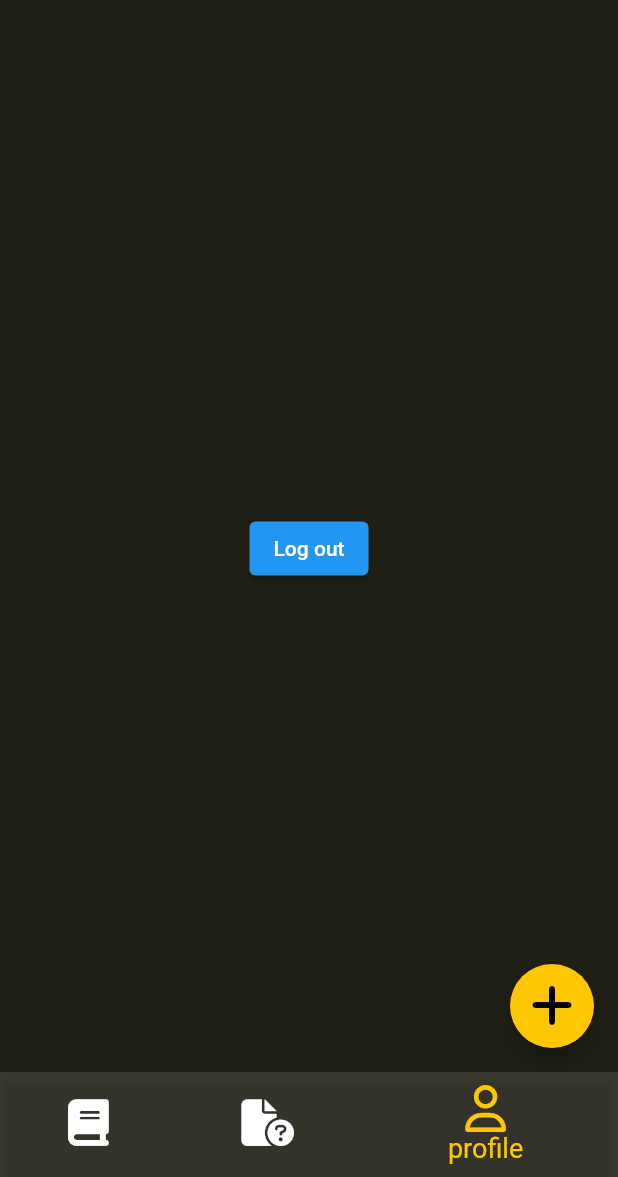
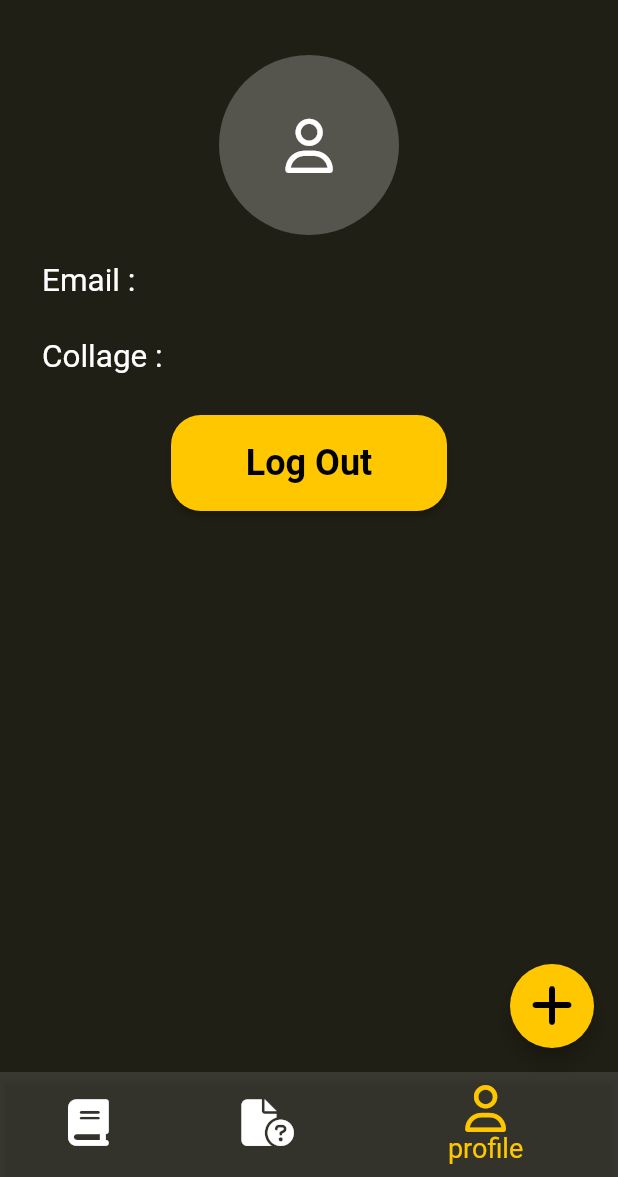
Before and after one commit to Deepak-coder80/ShelfSpot-Frontend, a Flutter app: the StudentHomePage screen opened directly, item 3 of the bottom bar chosen, on a phone screen of 412 x 824 dp, the part 59-1236 px from its top. Run offline on Flutter 3.47's test engine with Material 2 defaults, Android fonts, the phone set to English and light mode, and no system bars; our stand-ins replace email_validator, flutter_dotenv, font_awesome_flutter, jwt_decoder, loading_indicator, shared_preferences; accounts and stored records are empty.

Commit message:
student profile screen building

```diff
--- a/lib/screens/authenticationScreens/studentAuthentication/student_signup_page.dart
+++ b/lib/screens/authenticationScreens/studentAuthentication/student_signup_page.dart
@@ -271,7 +271,7 @@ class _StudentSignUpPageState extends State<StudentSignUpPage> {
                   (String value) => DropdownMenuItem<String>(
                 value: value,
                 child: Text(
-                  value,
+                  value.toUpperCase(),
                   style: const TextStyle(color: Colors.black),
                 ),
               ),
--- /dev/null
+++ b/lib/screens/usersPages/studentPages/student_book_page.dart
@@ -0,0 +1,15 @@
+import 'package:flutter/material.dart';
+
+class StudentBookPage extends StatelessWidget {
+  const StudentBookPage({Key? key}) : super(key: key);
+
+  @override
+  Widget build(BuildContext context) {
+    return const Scaffold(
+      backgroundColor:  Color(0xFF201F15),
+      body: Center(
+        child: Text('book Page')
+      ),
+    );
+  }
+}
--- a/lib/screens/usersPages/studentPages/student_home.dart
+++ b/lib/screens/usersPages/studentPages/student_home.dart
@@ -1,7 +1,8 @@
 import 'package:flutter/material.dart';
-import 'package:shared_preferences/shared_preferences.dart';
-import 'package:shelfspot/screens/authenticationScreens/login_page.dart';
 import 'package:font_awesome_flutter/font_awesome_flutter.dart';
+import 'package:shelfspot/screens/usersPages/studentPages/student_book_page.dart';
+import 'package:shelfspot/screens/usersPages/studentPages/student_profile_page.dart';
+import 'package:shelfspot/screens/usersPages/studentPages/student_qn_paper_page.dart';
 
 class StudentHomePage extends StatefulWidget {
   const StudentHomePage({Key? key}) : super(key: key);
@@ -13,7 +14,15 @@ class StudentHomePage extends StatefulWidget {
 class _StudentHomePageState extends State<StudentHomePage> {
   int _currentIndex = 0;
 
+  final List _pages = const [
+    StudentBookPage(),
+    StudentQnPaperPage(),
+    StudentProfileScreen(),
+  ];
   void onTapBNB(index) {
+    if(index >= _pages.length){
+      return;
+    }
     setState(() {
       _currentIndex = index;
     });
@@ -28,21 +37,7 @@ class _StudentHomePageState extends State<StudentHomePage> {
         elevation: 0,
         title: const Text('Shelf Spot Student'),
       ),
-      body: Center(
-        child: ElevatedButton(
-          onPressed: () async {
-            SharedPreferences pref = await SharedPreferences.getInstance();
-
-            pref.remove("email");
-            pref.remove("collage");
-            pref.remove("isAdmin");
-            // ignore: use_build_context_synchronously
-            Navigator.of(context).pushReplacement(
-                MaterialPageRoute(builder: (context) => const LogInPage()));
-          },
-          child: const Text('Log out'),
-        ),
-      ),
+      body: _pages[_currentIndex],
       bottomNavigationBar: buildBottomNavigationBar(),
       floatingActionButton: FloatingActionButton(
         onPressed: () {},
--- /dev/null
+++ b/lib/screens/usersPages/studentPages/student_profile_page.dart
@@ -0,0 +1,129 @@
+import 'package:flutter/material.dart';
+import 'package:font_awesome_flutter/font_awesome_flutter.dart';
+import 'package:shared_preferences/shared_preferences.dart';
+import 'package:shelfspot/components/buttonComponents/login_button.dart';
+import 'package:shelfspot/screens/authenticationScreens/login_page.dart';
+
+class StudentProfileScreen extends StatefulWidget {
+  const StudentProfileScreen({Key? key}) : super(key: key);
+
+  @override
+  State<StudentProfileScreen> createState() => _StudentProfileScreenState();
+}
+
+class _StudentProfileScreenState extends State<StudentProfileScreen> {
+  String email='';
+  String collage='';
+
+  @override
+  void initState() {
+    getData();
+    super.initState();
+  }
+
+  void getData() async {
+    SharedPreferences pref = await SharedPreferences.getInstance();
+    setState(() {
+      email = pref.getString('email') ?? '';
+      collage = pref.getString('collage') ?? '';
+    });
+  }
+
+  @override
+  Widget build(BuildContext context) {
+    return Scaffold(
+      backgroundColor: const Color(0xFF201F15),
+      body: Center(
+        child: Column(
+          crossAxisAlignment: CrossAxisAlignment.center,
+          children: [
+            const SizedBox(
+              height: 20,
+            ),
+            const CircleAvatar(
+              backgroundColor: Colors.white24,
+              radius: 60,
+              child: Icon(
+                FontAwesomeIcons.user,
+                color: Colors.white,
+                size: 36,
+              ),
+            ),
+            const SizedBox(
+              height: 10,
+            ),
+            ProfileDetails(heading: 'Email : ', content: email),
+            const SizedBox(
+              height: 10,
+            ),
+            ProfileDetails(heading: 'Collage : ', content: collage),
+            const SizedBox(
+              height: 10,
+            ),
+            SizedBox(
+              height: 80,
+              width: 200,
+              child: LoginButton(
+                text: 'Log Out',
+                onPressed: () async {
+                  SharedPreferences pref =
+                      await SharedPreferences.getInstance();
+
+                  pref.remove("email");
+                  pref.remove("collage");
+                  pref.remove("isAdmin");
+                  // ignore: use_build_context_synchronously
+                  Navigator.of(context).pushReplacement(MaterialPageRoute(
+                      builder: (context) => const LogInPage()));
+                },
+              ),
+            ),
+          ],
+        ),
+      ),
+    );
+  }
+}
+
+class ProfileDetails extends StatelessWidget {
+  final String heading;
+  final String content;
+
+  const ProfileDetails({
+    super.key,
+    required this.heading,
+    required this.content,
+  });
+
+  @override
+  Widget build(BuildContext context) {
+    return Padding(
+      padding: const EdgeInsets.all(8.0),
+      child: Row(
+        mainAxisAlignment: MainAxisAlignment.center,
+        children: [
+          const SizedBox(
+            width: 20,
+          ),
+          Text(
+            heading,
+            style: const TextStyle(
+              color: Colors.white,
+              fontSize: 21,
+            ),
+          ),
+          Expanded(
+            child: Text(
+              content,
+              style: const TextStyle(
+                color: Colors.white,
+                fontWeight: FontWeight.bold,
+                fontSize: 21,
+              ),
+            ),
+          )
+        ],
+      ),
+    );
+  }
+}
--- /dev/null
+++ b/lib/screens/usersPages/studentPages/student_qn_paper_page.dart
@@ -0,0 +1,15 @@
+import 'package:flutter/material.dart';
+
+class StudentQnPaperPage extends StatelessWidget {
+  const StudentQnPaperPage({Key? key}) : super(key: key);
+
+  @override
+  Widget build(BuildContext context) {
+    return const Scaffold(
+      backgroundColor:  Color(0xFF201F15),
+      body: Center(
+          child: Text('qn Paper Page')
+      ),
+    );
+  }
+}
```
